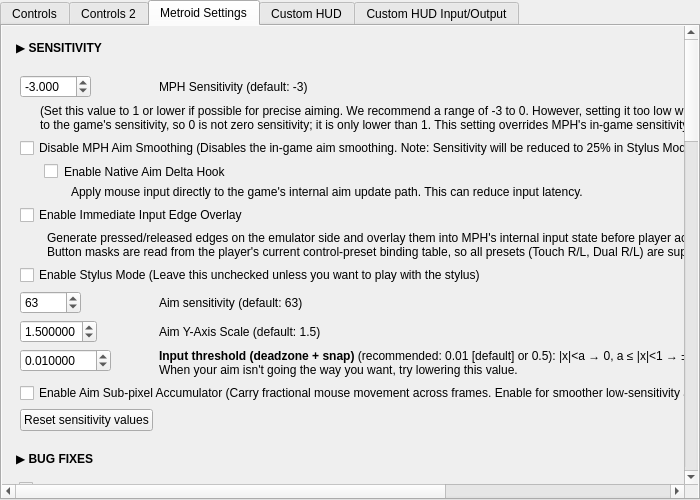
Before: the Qt Designer form src/frontend/qt_sdl/InputConfig/MelonPrimeInputConfig.ui in melonDS-emu/melonDS, drawn with Qt 5.
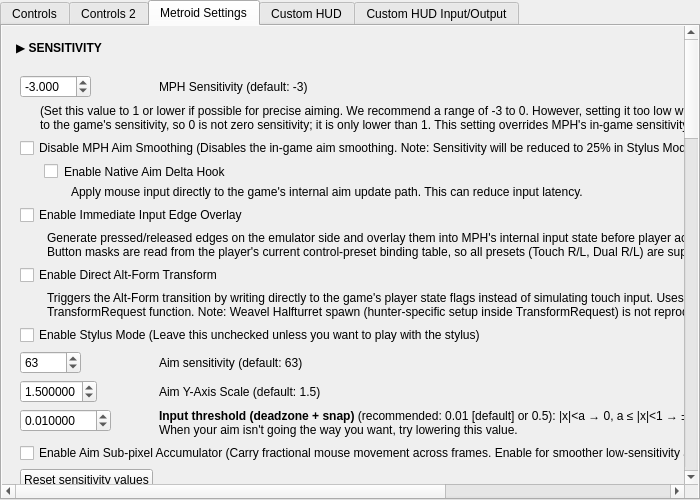
After: the same form once the commit is applied. The open tabs and pages were chosen to show the change.

The edit to the form file:
```diff
--- a/src/frontend/qt_sdl/InputConfig/MelonPrimeInputConfig.ui
+++ b/src/frontend/qt_sdl/InputConfig/MelonPrimeInputConfig.ui
@@ -140,11 +140,23 @@
 											</widget>
 										</item>
 										<item row="7" column="0" colspan="2">
+											<widget class="QCheckBox" name="cbMetroidEnableDirectAltFormTransform">
+												<property name="text"><string>Enable Direct Alt-Form Transform</string></property>
+											</widget>
+										</item>
+										<item row="8" column="0" colspan="2">
+											<widget class="QLabel" name="lblMetroidDirectAltFormTransformDesc">
+												<property name="text"><string>Triggers the Alt-Form transition by writing directly to the game's player state flags instead of simulating touch input. Uses the same guard conditions as the game's own TransformRequest function. Note: Weavel Halfturret spawn (hunter-specific setup inside TransformRequest) is not reproduced.</string></property>
+												<property name="wordWrap"><bool>true</bool></property>
+												<property name="styleSheet"><string>QLabel { margin-left: 24px; }</string></property>
+											</widget>
+										</item>
+										<item row="9" column="0" colspan="2">
 											<widget class="QCheckBox" name="cbMetroidEnableStylusMode">
 												<property name="text"><string>Enable Stylus Mode (Leave this unchecked unless you want to play with the stylus)</string></property>
 											</widget>
 										</item>
-										<item row="8" column="0">
+										<item row="10" column="0">
 											<widget class="QSpinBox" name="metroidAimSensitvitySpinBox">
 												<property name="minimum">
 													<number>0</number>
@@ -157,14 +169,14 @@
 												</property>
 											</widget>
 										</item>
-										<item row="8" column="1">
+										<item row="10" column="1">
 											<widget class="QLabel" name="metroidAimSensitvityLabel">
 												<property name="text">
 													<string>Aim sensitivity (default: 63)</string>
 												</property>
 											</widget>
 										</item>
-										<item row="9" column="0">
+										<item row="11" column="0">
 											<widget class="QDoubleSpinBox" name="metroidAimYAxisScaleSpinBox">
 												<property name="minimum">
 													<double>0.000001</double>
@@ -183,14 +195,14 @@
 												</property>
 											</widget>
 										</item>
-										<item row="9" column="1">
+										<item row="11" column="1">
 											<widget class="QLabel" name="metroidAimYAxisScaleLabel">
 												<property name="text">
 													<string>Aim Y-Axis Scale (default: 1.5)</string>
 												</property>
 											</widget>
 										</item>
-										<item row="10" column="0">
+										<item row="12" column="0">
 											<widget class="QDoubleSpinBox" name="metroidAimAdjustSpinBox">
 												<property name="minimum">
 													<double>0.000000</double>
@@ -209,19 +221,19 @@
 												</property>
 											</widget>
 										</item>
-										<item row="10" column="1">
+										<item row="12" column="1">
 											<widget class="QLabel" name="metroidAimAdjustLabel">
 												<property name="text">
 													<string notr="true">&lt;html&gt;&lt;head/&gt;&lt;body&gt;&lt;p&gt;&lt;b&gt;Input threshold (deadzone + snap)&lt;/b&gt; (recommended: 0.01 [default] or 0.5): |x|&amp;lt;a → 0, a ≤ |x|&amp;lt;1 → ±1, |x|≥1 → as is (a=0: off = all values under 1 ignored, no snap)&lt;br/&gt;When your aim isn't going the way you want, try lowering this value.&lt;/p&gt;&lt;/body&gt;&lt;/html&gt;</string>
 												</property>
 											</widget>
 										</item>
-										<item row="11" column="0" colspan="2">
+										<item row="13" column="0" colspan="2">
 											<widget class="QCheckBox" name="cbMetroidEnableAimAccumulator">
 												<property name="text"><string>Enable Aim Sub-pixel Accumulator (Carry fractional mouse movement across frames. Enable for smoother low-sensitivity aiming)</string></property>
 											</widget>
 										</item>
-										<item row="12" column="0">
+										<item row="14" column="0">
 											<widget class="QPushButton" name="metroidResetSensitivityValues">
 												<property name="text">
 													<string>Reset sensitivity values</string>
```
